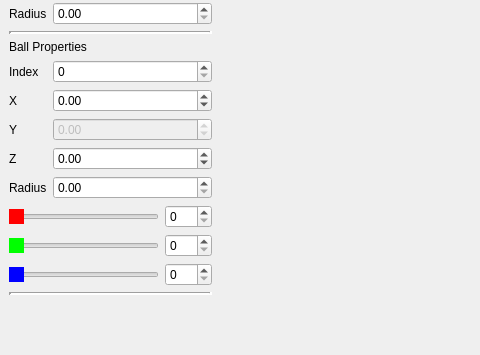
Old version of the form mainwindowform.ui in the repository Lukrative525/Bounce; both pictures show x 0 to 480 and y 133 to 488 of the 1200 by 675 pixel window.
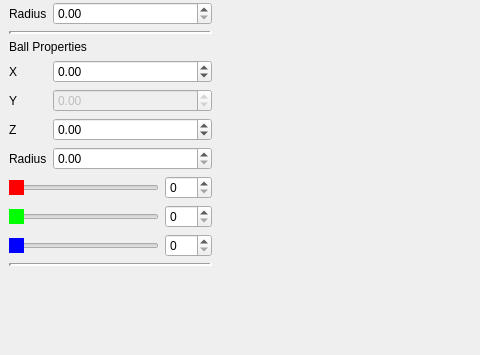
New version of the form. Icons and pictures are not drawn.

Commit message: add ability to graphically change ball velocity

```diff
--- a/mainwindowform.ui
+++ b/mainwindowform.ui
@@ -157,30 +157,17 @@
       </item>
       <item>
        <layout class="QGridLayout" name="ballPropertiesLayout">
-        <item row="3" column="1">
-         <widget class="QDoubleSpinBox" name="ballZDoubleSpinBox">
-          <property name="minimum">
-           <double>-100.000000000000000</double>
-          </property>
-          <property name="maximum">
-           <double>100.000000000000000</double>
-          </property>
-         </widget>
-        </item>
-        <item row="0" column="0">
-         <widget class="QLabel" name="ballIndexLabel">
-          <property name="sizePolicy">
-           <sizepolicy hsizetype="Maximum" vsizetype="Preferred">
-            <horstretch>0</horstretch>
-            <verstretch>0</verstretch>
-           </sizepolicy>
-          </property>
-          <property name="text">
-           <string>Index</string>
-          </property>
-         </widget>
-        </item>
         <item row="2" column="1">
+         <widget class="QDoubleSpinBox" name="ballZDoubleSpinBox">
+          <property name="minimum">
+           <double>-100.000000000000000</double>
+          </property>
+          <property name="maximum">
+           <double>100.000000000000000</double>
+          </property>
+         </widget>
+        </item>
+        <item row="1" column="1">
          <widget class="QDoubleSpinBox" name="ballYDoubleSpinBox">
           <property name="enabled">
            <bool>false</bool>
@@ -193,7 +180,33 @@
           </property>
          </widget>
         </item>
+        <item row="0" column="0">
+         <widget class="QLabel" name="ballXLabel">
+          <property name="sizePolicy">
+           <sizepolicy hsizetype="Maximum" vsizetype="Preferred">
+            <horstretch>0</horstretch>
+            <verstretch>0</verstretch>
+           </sizepolicy>
+          </property>
+          <property name="text">
+           <string>X</string>
+          </property>
+         </widget>
+        </item>
         <item row="3" column="0">
+         <widget class="QLabel" name="ballRadiusLabel">
+          <property name="sizePolicy">
+           <sizepolicy hsizetype="Maximum" vsizetype="Preferred">
+            <horstretch>0</horstretch>
+            <verstretch>0</verstretch>
+           </sizepolicy>
+          </property>
+          <property name="text">
+           <string>Radius</string>
+          </property>
+         </widget>
+        </item>
+        <item row="2" column="0">
          <widget class="QLabel" name="ballZLabel">
           <property name="sizePolicy">
            <sizepolicy hsizetype="Maximum" vsizetype="Preferred">
@@ -207,29 +220,6 @@
          </widget>
         </item>
         <item row="1" column="0">
-         <widget class="QLabel" name="ballXLabel">
-          <property name="sizePolicy">
-           <sizepolicy hsizetype="Maximum" vsizetype="Preferred">
-            <horstretch>0</horstretch>
-            <verstretch>0</verstretch>
-           </sizepolicy>
-          </property>
-          <property name="text">
-           <string>X</string>
-          </property>
-         </widget>
-        </item>
-        <item row="1" column="1">
-         <widget class="QDoubleSpinBox" name="ballXDoubleSpinBox">
-          <property name="minimum">
-           <double>-100.000000000000000</double>
-          </property>
-          <property name="maximum">
-           <double>100.000000000000000</double>
-          </property>
-         </widget>
-        </item>
-        <item row="2" column="0">
          <widget class="QLabel" name="ballYLabel">
           <property name="sizePolicy">
            <sizepolicy hsizetype="Maximum" vsizetype="Preferred">
@@ -243,32 +233,22 @@
          </widget>
         </item>
         <item row="0" column="1">
-         <widget class="QSpinBox" name="ballIndexSpinBox">
+         <widget class="QDoubleSpinBox" name="ballXDoubleSpinBox">
+          <property name="minimum">
+           <double>-100.000000000000000</double>
+          </property>
           <property name="maximum">
-           <number>1000000</number>
+           <double>100.000000000000000</double>
           </property>
          </widget>
         </item>
-        <item row="4" column="1">
+        <item row="3" column="1">
          <widget class="QDoubleSpinBox" name="ballRadiusDoubleSpinBox">
           <property name="maximum">
            <double>10.000000000000000</double>
           </property>
          </widget>
         </item>
-        <item row="4" column="0">
-         <widget class="QLabel" name="ballRadiusLabel">
-          <property name="sizePolicy">
-           <sizepolicy hsizetype="Maximum" vsizetype="Preferred">
-            <horstretch>0</horstretch>
-            <verstretch>0</verstretch>
-           </sizepolicy>
-          </property>
-          <property name="text">
-           <string>Radius</string>
-          </property>
-         </widget>
-        </item>
        </layout>
       </item>
       <item>
```
The commit also changes 2 other files.
